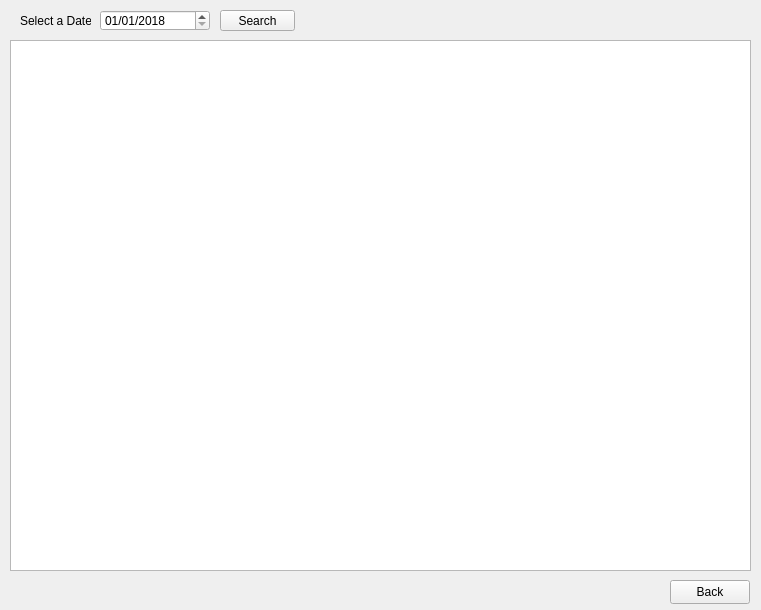
Tligtvoet/goat-bulk, file QtGui/newsales.ui: the form before one commit.
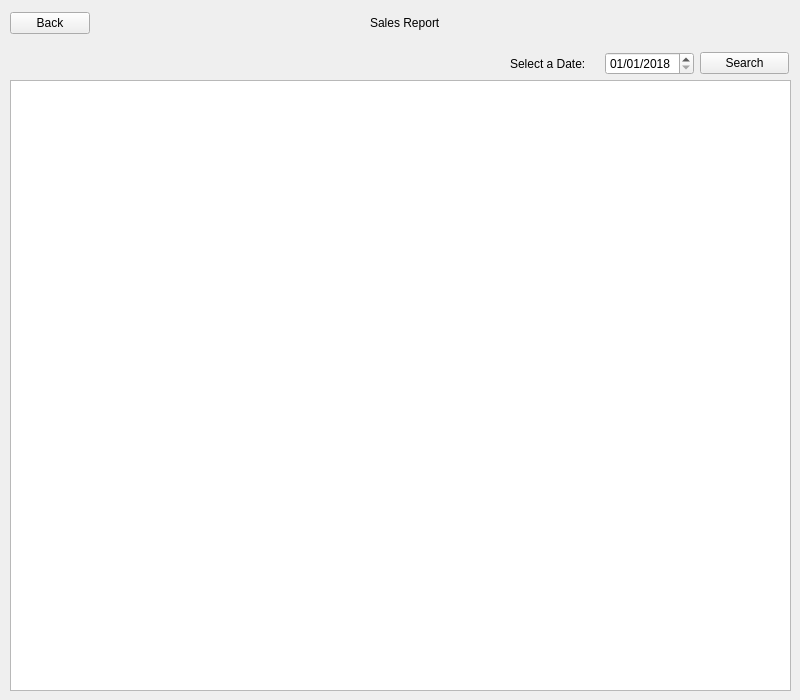
The form after the commit.

```diff
--- a/QtGui/newsales.ui
+++ b/QtGui/newsales.ui
@@ -6,99 +6,119 @@
    <rect>
     <x>0</x>
     <y>0</y>
-    <width>761</width>
-    <height>610</height>
+    <width>800</width>
+    <height>700</height>
    </rect>
   </property>
   <property name="minimumSize">
    <size>
-    <width>649</width>
-    <height>500</height>
+    <width>800</width>
+    <height>700</height>
+   </size>
+  </property>
+  <property name="maximumSize">
+   <size>
+    <width>800</width>
+    <height>700</height>
    </size>
   </property>
   <property name="windowTitle">
    <string>Form</string>
   </property>
-  <widget class="QPushButton" name="pushButton_back">
-   <property name="geometry">
-    <rect>
-     <x>670</x>
-     <y>580</y>
-     <width>80</width>
-     <height>24</height>
-    </rect>
-   </property>
-   <property name="minimumSize">
-    <size>
-     <width>80</width>
-     <height>24</height>
-    </size>
-   </property>
-   <property name="maximumSize">
-    <size>
-     <width>80</width>
-     <height>24</height>
-    </size>
-   </property>
-   <property name="text">
-    <string>Back</string>
-   </property>
-  </widget>
   <widget class="QTableWidget" name="tableWidget">
    <property name="geometry">
     <rect>
      <x>10</x>
-     <y>40</y>
-     <width>741</width>
-     <height>531</height>
+     <y>80</y>
+     <width>781</width>
+     <height>611</height>
     </rect>
    </property>
-  </widget>
-  <widget class="QDateEdit" name="dateEdit_chooseDate">
-   <property name="geometry">
-    <rect>
-     <x>100</x>
-     <y>10</y>
-     <width>110</width>
-     <height>21</height>
-    </rect>
+   <property name="sizePolicy">
+    <sizepolicy hsizetype="Fixed" vsizetype="Fixed">
+     <horstretch>0</horstretch>
+     <verstretch>0</verstretch>
+    </sizepolicy>
    </property>
-   <property name="displayFormat">
-    <string>MM/dd/yyyy</string>
-   </property>
-   <property name="date">
-    <date>
-     <year>2018</year>
-     <month>1</month>
-     <day>1</day>
-    </date>
-   </property>
   </widget>
-  <widget class="QLabel" name="label">
+  <widget class="QWidget" name="layoutWidget">
    <property name="geometry">
     <rect>
-     <x>20</x>
+     <x>10</x>
      <y>10</y>
-     <width>71</width>
-     <height>21</height>
+     <width>431</width>
+     <height>26</height>
     </rect>
    </property>
-   <property name="text">
-    <string>Select a Date:</string>
-   </property>
+   <layout class="QHBoxLayout" name="horizontalLayout">
+    <item>
+     <widget class="QPushButton" name="pushButton_back">
+      <property name="text">
+       <string>Back</string>
+      </property>
+     </widget>
+    </item>
+    <item>
+     <spacer name="horizontalSpacer">
+      <property name="orientation">
+       <enum>Qt::Horizontal</enum>
+      </property>
+      <property name="sizeHint" stdset="0">
+       <size>
+        <width>40</width>
+        <height>20</height>
+       </size>
+      </property>
+     </spacer>
+    </item>
+    <item>
+     <widget class="QLabel" name="label_2">
+      <property name="text">
+       <string>Sales Report</string>
+      </property>
+     </widget>
+    </item>
+   </layout>
   </widget>
-  <widget class="QPushButton" name="pushButton">
+  <widget class="QWidget" name="layoutWidget">
    <property name="geometry">
     <rect>
-     <x>220</x>
-     <y>10</y>
-     <width>75</width>
-     <height>21</height>
+     <x>510</x>
+     <y>50</y>
+     <width>279</width>
+     <height>27</height>
     </rect>
    </property>
-   <property name="text">
-    <string>Search</string>
-   </property>
+   <layout class="QHBoxLayout" name="horizontalLayout_2">
+    <item>
+     <widget class="QLabel" name="label">
+      <property name="text">
+       <string>Select a Date:</string>
+      </property>
+     </widget>
+    </item>
+    <item>
+     <widget class="QDateEdit" name="dateEdit_chooseDate">
+      <property name="displayFormat">
+       <string>MM/dd/yyyy</string>
+      </property>
+      <property name="date">
+       <date>
+        <year>2018</year>
+        <month>1</month>
+        <day>1</day>
+       </date>
+      </property>
+     </widget>
+    </item>
+    <item>
+     <widget class="QPushButton" name="pushButton">
+      <property name="text">
+       <string>Search</string>
+      </property>
+     </widget>
+    </item>
+   </layout>
   </widget>
  </widget>
  <resources/>
```
